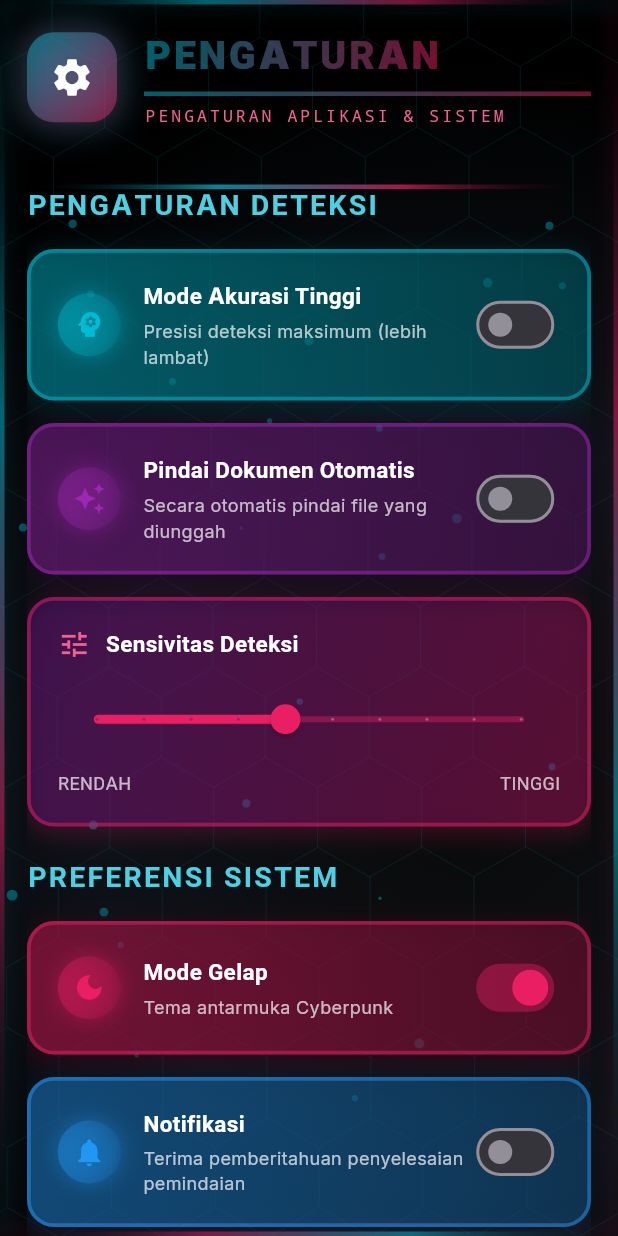
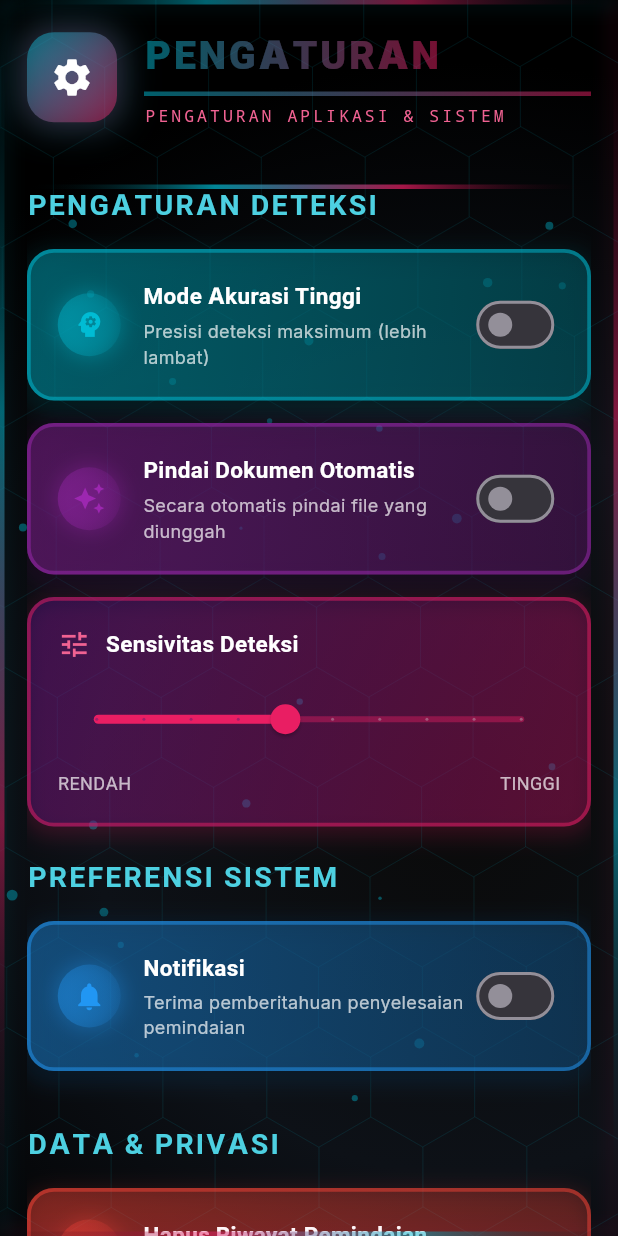
Before and after one commit to Ascalon984/Neural-Detector, a Flutter app: the SettingsScreen screen opened directly, on a phone screen of 412 x 824 dp. Run offline on Flutter 3.47's test engine with Material 3 defaults, Android fonts, the light colour scheme and no system bars; our stand-ins replace camera, csv, file_picker, flutter_animate, google_fonts and 3 more; missing offline and left inert: dart:ffi, dart:html, excel, google_mlkit_object_detection, google_mlkit_text_recognition, tflite_flutter; accounts and stored records are empty; Roboto replaces fonts that are missing (Orbitron).

Commit message:
menyelesaikan perubahan lokal dan memicu workflow build APK

```diff
--- a/lib/screens/settings_screen.dart
+++ b/lib/screens/settings_screen.dart
@@ -1,7 +1,6 @@
 import 'package:flutter/material.dart';
-import 'package:provider/provider.dart';
 import '../config/animation_config.dart';
-import '../theme/theme_provider.dart';
+// provider and theme provider removed because dark mode and language features were removed
 import '../utils/settings_manager.dart';
 import '../utils/history_manager.dart';
 import '../models/scan_history.dart';
@@ -38,9 +37,7 @@ class _SettingsScreenState extends State<SettingsScreen>
   bool _highAccuracy = false;
   double _scanSensitivity = 0.5;
   double _previousSensitivity = 0.5;
-  String _selectedLanguage = 'Indonesia';
-
-  final List<String> _languages = ['Indonesia', 'English'];
+  // language support removed per user request
 
   @override
   void initState() {
@@ -125,11 +122,10 @@ class _SettingsScreenState extends State<SettingsScreen>
       _dataStreamAnimation = AlwaysStoppedAnimation(0.0);
     }
 
-    _loadSensitivity();
-    _loadHighAccuracy();
-    _loadAutoScan();
-    _loadNotifications();
-    _loadLanguage();
+  _loadSensitivity();
+  _loadHighAccuracy();
+  _loadAutoScan();
+  _loadNotifications();
   }
 
   void _triggerGlitch() {
@@ -160,16 +156,7 @@ class _SettingsScreenState extends State<SettingsScreen>
     super.dispose();
   }
 
-  Future<void> _loadLanguage() async {
-    try {
-      final code = await SettingsManager.getLanguage();
-      if (mounted) {
-        setState(() {
-          _selectedLanguage = (code == 'id') ? 'Indonesia' : 'English';
-        });
-      }
-    } catch (_) {}
-  }
+  // language handling removed
 
   Future<void> _loadSensitivity() async {
     try {
@@ -582,16 +569,7 @@ class _SettingsScreenState extends State<SettingsScreen>
                 const SizedBox(height: 20),
 
                 _buildSectionHeader('PREFERENSI SISTEM'),
-                Consumer<ThemeProvider>(
-                  builder: (context, themeProvider, child) => _buildSettingSwitch(
-                    title: 'Mode Gelap',
-                    subtitle: 'Tema antarmuka Cyberpunk',
-                    value: themeProvider.isDarkMode,
-                    onChanged: (value) => themeProvider.toggleTheme(),
-                    icon: Icons.dark_mode,
-                    color: Colors.pink,
-                  ),
-                ),
+                // Dark mode removed from settings per user request
                 _buildSettingSwitch(
                   title: 'Notifikasi',
                   subtitle: 'Terima pemberitahuan penyelesaian pemindaian',
@@ -603,7 +581,7 @@ class _SettingsScreenState extends State<SettingsScreen>
                   icon: Icons.notifications,
                   color: Colors.blue,
                 ),
-                _buildLanguageSelector(),
+                // Language selector removed per user request
                 const SizedBox(height: 20),
 
                 _buildSectionHeader('DATA & PRIVASI'),
@@ -899,94 +877,7 @@ class _SettingsScreenState extends State<SettingsScreen>
     );
   }
 
-  Widget _buildLanguageSelector() {
-    return AnimatedBuilder(
-      animation: _glowAnimation,
-      builder: (context, child) {
-        return Container(
-          padding: const EdgeInsets.all(18),
-          decoration: BoxDecoration(
-            borderRadius: BorderRadius.circular(18),
-            gradient: LinearGradient(
-              begin: Alignment.topLeft,
-              end: Alignment.bottomRight,
-              colors: [
-                Colors.blue.shade900.withOpacity(0.4),
-                Colors.cyan.shade900.withOpacity(0.4),
-              ],
-            ),
-            border: Border.all(
-              color: Colors.cyan.withOpacity(_glowAnimation.value),
-              width: 2.5,
-            ),
-            boxShadow: [
-              BoxShadow(
-                color: Colors.cyan.withOpacity(_glowAnimation.value * 0.4),
-                blurRadius: 12,
-                spreadRadius: 2,
-                offset: const Offset(0, 4),
-              ),
-            ],
-          ),
-          child: Column(
-            crossAxisAlignment: CrossAxisAlignment.start,
-            children: [
-              Row(
-                children: [
-                  Icon(Icons.language, color: Colors.cyan.shade300, size: 22),
-                  const SizedBox(width: 10),
-                  Text(
-                    'Bahasa',
-                    style: const TextStyle(
-                      color: Colors.white,
-                      fontWeight: FontWeight.bold,
-                      fontSize: 15,
-                      fontFamily: 'Orbitron',
-                    ),
-                  ),
-                ],
-              ),
-              const SizedBox(height: 15),
-              Container(
-                padding: const EdgeInsets.symmetric(horizontal: 14, vertical: 6),
-                decoration: BoxDecoration(
-                  color: Colors.black.withOpacity(0.4),
-                  borderRadius: BorderRadius.circular(10),
-                  border: Border.all(
-                    color: Colors.cyan.withOpacity(_glowAnimation.value),
-                    width: 1.5,
-                  ),
-                ),
-                child: DropdownButton<String>(
-                  value: _selectedLanguage,
-                  dropdownColor: Colors.black87,
-                  style: const TextStyle(color: Colors.white, fontSize: 14),
-                  icon: const Icon(Icons.arrow_drop_down, color: Colors.cyan),
-                  underline: Container(height: 0),
-                  isExpanded: true,
-                  items: _languages.map((String language) {
-                    return DropdownMenuItem<String>(
-                      value: language,
-                      child: Text(language),
-                    );
-                  }).toList(),
-                  onChanged: (String? newValue) {
-                    if (newValue != null) {
-                      setState(() {
-                        _selectedLanguage = newValue;
-                      });
-                      final code = (_selectedLanguage == 'Indonesian') ? 'id' : 'en';
-                      SettingsManager.setLanguage(code);
-                    }
-                  },
-                ),
-              ),
-            ],
-          ),
-        );
-      },
-    );
-  }
+  // Language selector removed per user request
 
   Widget _buildSettingButton({
     required String title,
```
Also changed, not shown: lib/screens/home_screen.dart (+81 -72 lines), lib/utils/text_region_detector.dart (added, +199 -0 lines).
